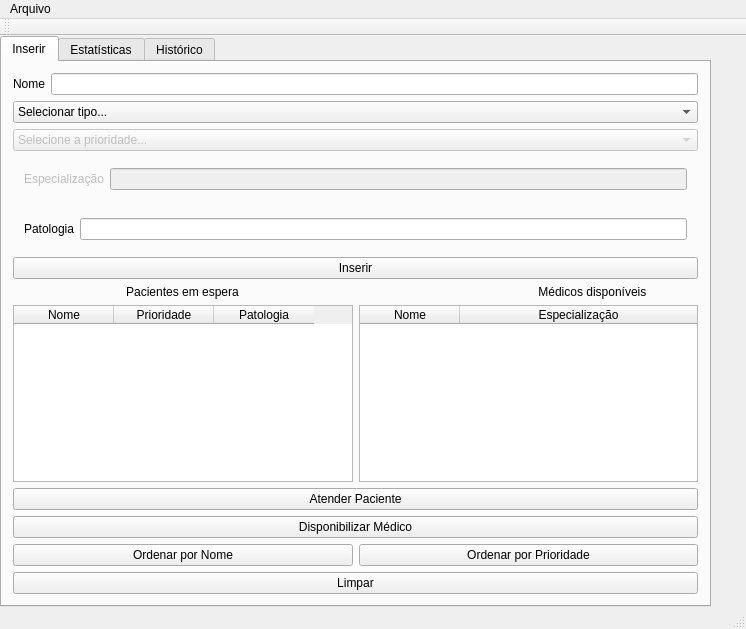
Before: the Qt Designer form mainwindow.ui in calebeof/MedTask, drawn with Qt 5.
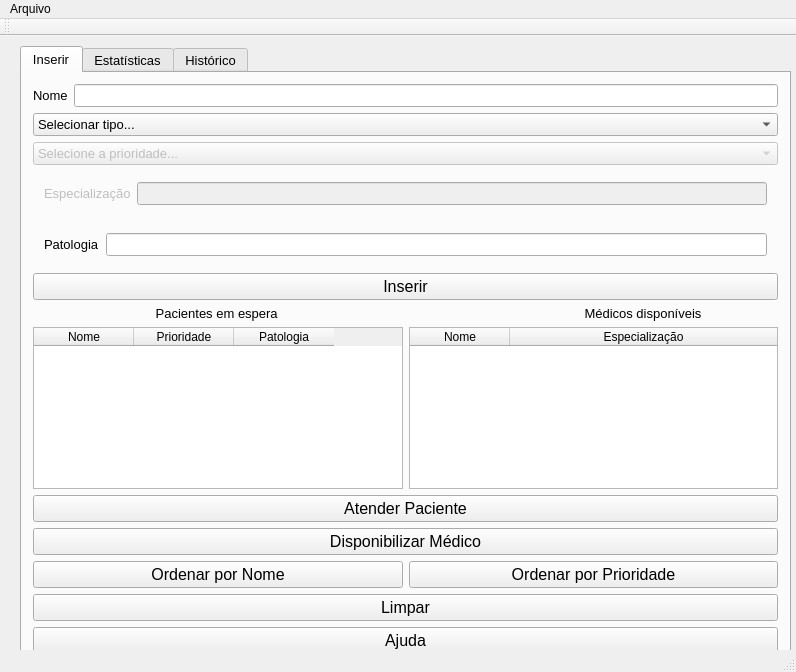
After: the same form once the commit is applied. The open tabs and pages were chosen to show the change.

```diff
--- a/mainwindow.ui
+++ b/mainwindow.ui
@@ -6,8 +6,8 @@
    <rect>
     <x>0</x>
     <y>0</y>
-    <width>746</width>
-    <height>629</height>
+    <width>796</width>
+    <height>672</height>
    </rect>
   </property>
   <property name="windowTitle">
@@ -17,12 +17,18 @@
    <widget class="QTabWidget" name="tabWidget">
     <property name="geometry">
      <rect>
-      <x>0</x>
-      <y>0</y>
-      <width>711</width>
-      <height>571</height>
+      <x>20</x>
+      <y>10</y>
+      <width>771</width>
+      <height>621</height>
      </rect>
     </property>
+    <property name="font">
+     <font>
+      <family>Ubuntu</family>
+      <pointsize>10</pointsize>
+     </font>
+    </property>
     <property name="currentIndex">
      <number>1</number>
     </property>
@@ -35,6 +41,12 @@
        <layout class="QHBoxLayout" name="horizontalLayout">
         <item>
          <widget class="QLabel" name="label">
+          <property name="font">
+           <font>
+            <family>Ubuntu</family>
+            <pointsize>10</pointsize>
+           </font>
+          </property>
           <property name="text">
            <string>Nome</string>
           </property>
@@ -47,6 +59,12 @@
       </item>
       <item alignment="Qt::AlignTop">
        <widget class="QComboBox" name="selection_bar">
+        <property name="font">
+         <font>
+          <family>Ubuntu</family>
+          <pointsize>10</pointsize>
+         </font>
+        </property>
         <item>
          <property name="text">
           <string>Selecionar tipo...</string>
@@ -69,6 +87,12 @@
         <property name="enabled">
          <bool>false</bool>
         </property>
+        <property name="font">
+         <font>
+          <family>Ubuntu</family>
+          <pointsize>10</pointsize>
+         </font>
+        </property>
         <item>
          <property name="text">
           <string>Selecione a prioridade...</string>
@@ -102,6 +126,12 @@
            <property name="enabled">
             <bool>false</bool>
            </property>
+           <property name="font">
+            <font>
+             <family>Ubuntu</family>
+             <pointsize>10</pointsize>
+            </font>
+           </property>
            <property name="text">
             <string>Especialização</string>
            </property>
@@ -128,6 +158,12 @@
            <property name="enabled">
             <bool>true</bool>
            </property>
+           <property name="font">
+            <font>
+             <family>Ubuntu</family>
+             <pointsize>10</pointsize>
+            </font>
+           </property>
            <property name="text">
             <string>Patologia</string>
            </property>
@@ -145,6 +181,12 @@
       </item>
       <item>
        <widget class="QPushButton" name="btn_insert">
+        <property name="font">
+         <font>
+          <family>Ubuntu</family>
+          <pointsize>12</pointsize>
+         </font>
+        </property>
         <property name="text">
          <string>Inserir</string>
         </property>
@@ -152,8 +194,14 @@
       </item>
       <item>
        <widget class="QLabel" name="label_4">
+        <property name="font">
+         <font>
+          <family>Ubuntu</family>
+          <pointsize>10</pointsize>
+         </font>
+        </property>
         <property name="text">
-         <string>                                  Pacientes em espera                                                                                          Médicos disponíveis</string>
+         <string>                                  Pacientes em espera                                                                                     Médicos disponíveis</string>
         </property>
        </widget>
       </item>
@@ -164,6 +212,11 @@
         </property>
         <item>
          <widget class="QTableWidget" name="tbl_paciente">
+          <property name="font">
+           <font>
+            <family>Ubuntu</family>
+           </font>
+          </property>
           <property name="editTriggers">
            <set>QAbstractItemView::NoEditTriggers</set>
           </property>
@@ -186,6 +239,11 @@
         </item>
         <item>
          <widget class="QTableWidget" name="tbl_medico">
+          <property name="font">
+           <font>
+            <family>Ubuntu</family>
+           </font>
+          </property>
           <property name="editTriggers">
            <set>QAbstractItemView::NoEditTriggers</set>
           </property>
@@ -217,6 +275,12 @@
       </item>
       <item>
        <widget class="QPushButton" name="bt_atender">
+        <property name="font">
+         <font>
+          <family>Ubuntu</family>
+          <pointsize>12</pointsize>
+         </font>
+        </property>
         <property name="text">
          <string>Atender Paciente</string>
         </property>
@@ -224,6 +288,12 @@
       </item>
       <item>
        <widget class="QPushButton" name="bt_disponibilizar">
+        <property name="font">
+         <font>
+          <family>Ubuntu</family>
+          <pointsize>12</pointsize>
+         </font>
+        </property>
         <property name="text">
          <string>Disponibilizar Médico</string>
         </property>
@@ -233,6 +303,12 @@
        <layout class="QHBoxLayout" name="horizontalLayout_3">
         <item>
          <widget class="QPushButton" name="btn_NameSort">
+          <property name="font">
+           <font>
+            <family>Ubuntu</family>
+            <pointsize>12</pointsize>
+           </font>
+          </property>
           <property name="text">
            <string>Ordenar por Nome</string>
           </property>
@@ -240,6 +316,12 @@
         </item>
         <item>
          <widget class="QPushButton" name="btn_GradeSort">
+          <property name="font">
+           <font>
+            <family>Ubuntu</family>
+            <pointsize>12</pointsize>
+           </font>
+          </property>
           <property name="text">
            <string>Ordenar por Prioridade</string>
           </property>
@@ -249,11 +331,30 @@
       </item>
       <item>
        <widget class="QPushButton" name="clearButton">
+        <property name="font">
+         <font>
+          <family>Ubuntu</family>
+          <pointsize>12</pointsize>
+         </font>
+        </property>
         <property name="text">
          <string>Limpar</string>
         </property>
        </widget>
       </item>
+      <item>
+       <widget class="QPushButton" name="bt_ajuda">
+        <property name="font">
+         <font>
+          <family>Ubuntu</family>
+          <pointsize>12</pointsize>
+         </font>
+        </property>
+        <property name="text">
+         <string>Ajuda</string>
+        </property>
+       </widget>
+      </item>
      </layout>
     </widget>
     <widget class="QWidget" name="tab">
@@ -482,7 +583,7 @@
     <rect>
      <x>0</x>
      <y>0</y>
-     <width>746</width>
+     <width>796</width>
      <height>21</height>
     </rect>
    </property>
```
Left out of the diff: 114 changed lines with no effect on the pictures.
